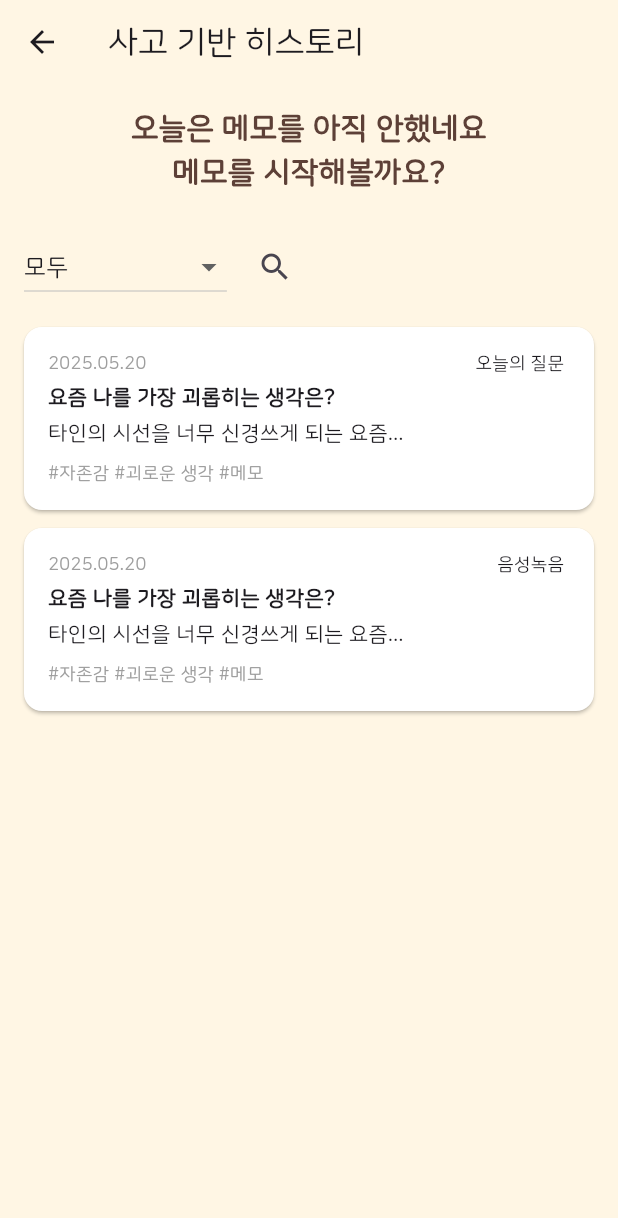
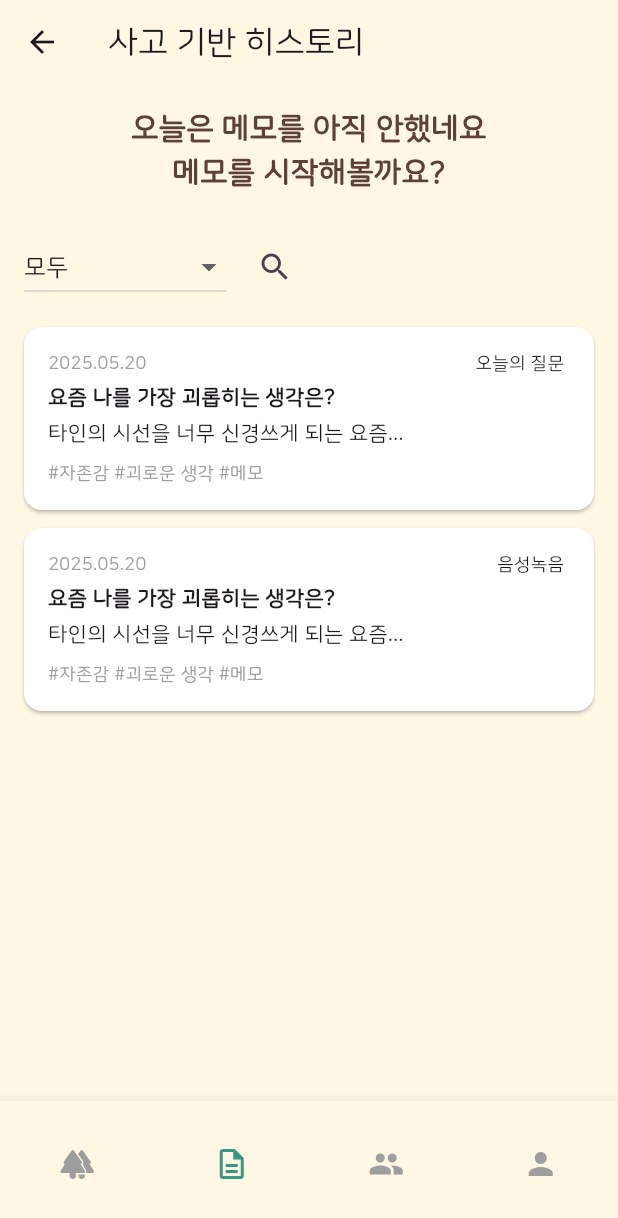
Before and after one commit to IDEA-SOOP/frontend, a Flutter app: the HistoryView screen opened directly, on a phone screen of 412 x 824 dp. Shown: the top 1218 px of the screen. Run offline on Flutter 3.47's test engine with Material 3 defaults, Android fonts, the phone set to English and light mode, and no system bars.

Commit message:
히스토리뷰 페이지 하단바 추가

```diff
--- a/lib/screen/HistoryView.dart
+++ b/lib/screen/HistoryView.dart
@@ -1,6 +1,7 @@
 import 'package:flutter/material.dart';
 import 'package:idea_soop/const/Colors.dart';
 import 'package:idea_soop/screen/HistoryViewSearch.dart';
+import 'package:idea_soop/screen/home_screen.dart';
 
 class HistoryView extends StatefulWidget {
   @override
@@ -175,6 +176,7 @@ class _HistoryViewState extends State<HistoryView> {
         ),
       ),
       // 하단 네비게이션 등 추가 가능
+      bottomNavigationBar: HomeBottomNav(currentIndex: 1,),
     );
   }
 }
```
